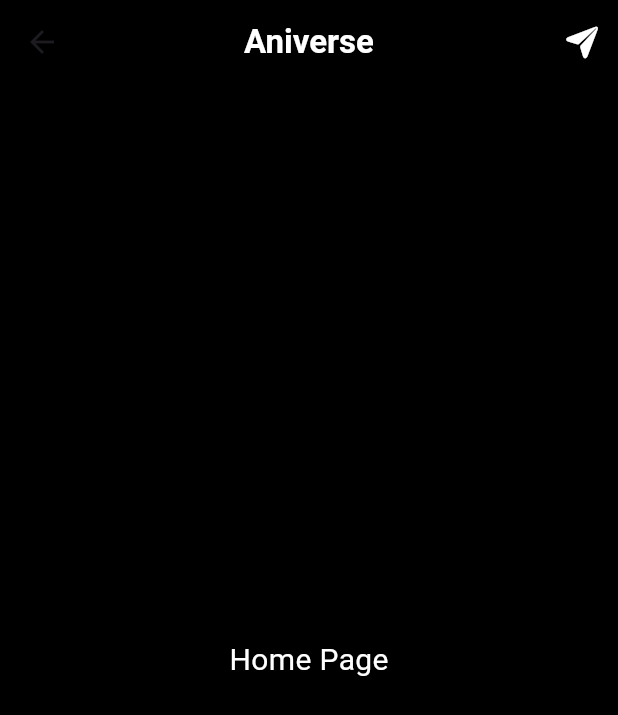
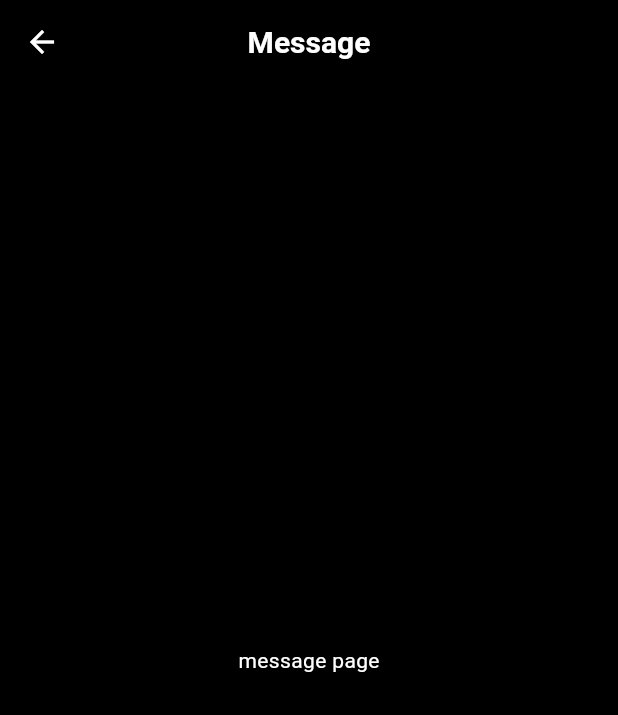
Before and after one commit to sak-smokz/aniverse-app, a Flutter app: the HomeScreen screen opened directly, after a tap on an icon or button, on a phone screen of 412 x 824 dp. Shown: the top 715 px of the screen. Run offline on Flutter 3.47's test engine with Material 3 defaults, Android fonts, the phone set to English and light mode, and no system bars.

Commit message:
message page added

```diff
--- a/lib/home_page.dart
+++ b/lib/home_page.dart
@@ -1,3 +1,4 @@
+import 'package:aniverse/message_page.dart';
 import 'package:flutter/material.dart';
 import 'package:flutter/cupertino.dart';
 
@@ -17,8 +18,12 @@ class HomeScreen extends StatelessWidget {
           IconButton(
             icon: const Icon(CupertinoIcons.paperplane_fill,color: Colors.white),
             onPressed: () {
-              debugPrint('Message button pressed');
+              Navigator.push(
+                context,
+                MaterialPageRoute(builder: (context) => const MessagePage()),
+              );
             },
+
           ),
         ],
       ),backgroundColor: Colors.black,
--- a/lib/main.dart
+++ b/lib/main.dart
@@ -1,7 +1,10 @@
 
+import 'package:aniverse/home_page.dart';
+import 'package:aniverse/message_page.dart';
 import 'package:aniverse/navigation.dart';
 import 'package:aniverse/ip_page.dart';
 import 'package:aniverse/startup_page.dart';
+import 'package:aniverse/widgets/post_widget.dart';
 import 'package:flutter/material.dart';
 
 void main() {
@@ -21,7 +24,7 @@ class MyApp extends StatelessWidget {
         useMaterial3: true,
       ),
       debugShowCheckedModeBanner: false, // Hides the debug banner
-      home:const Navigation(), // Loads the StartupPage
+      home: HomeScreen(), // Loads the StartupPage
     );
   }
 }
--- /dev/null
+++ b/lib/message_page.dart
@@ -0,0 +1,43 @@
+import 'package:flutter/material.dart';
+
+class MessagePage extends StatefulWidget {
+  const MessagePage({super.key});
+
+  @override
+  State<MessagePage> createState() => _MessagePageState();
+}
+
+class _MessagePageState extends State<MessagePage> {
+  @override
+  Widget build(BuildContext context) {
+    return Scaffold(
+      appBar: AppBar(
+        centerTitle: true,
+        leading: IconButton(
+          icon: Icon(
+            Icons.arrow_back,
+            color: Colors.white,
+          ),
+          onPressed: () {
+            Navigator.pop(context);
+          },
+        ),
+        title: Text(
+          "Message",
+          style: TextStyle(
+            color: Colors.white,
+            fontSize: 20,
+            fontWeight: FontWeight.w700,
+          ),
+        ),
+        backgroundColor: Colors.black,
+      ),
+      body: Center(
+          child: Text(
+        "message page",
+        style: TextStyle(color: Colors.white),
+      )),
+      backgroundColor: Colors.black,
+    );
+  }
+}
```
Also changed, not shown: lib/widgets/message_widget.dart (added, +17 -0 lines), lib/widgets/post_widget.dart (added, +123 -0 lines).
